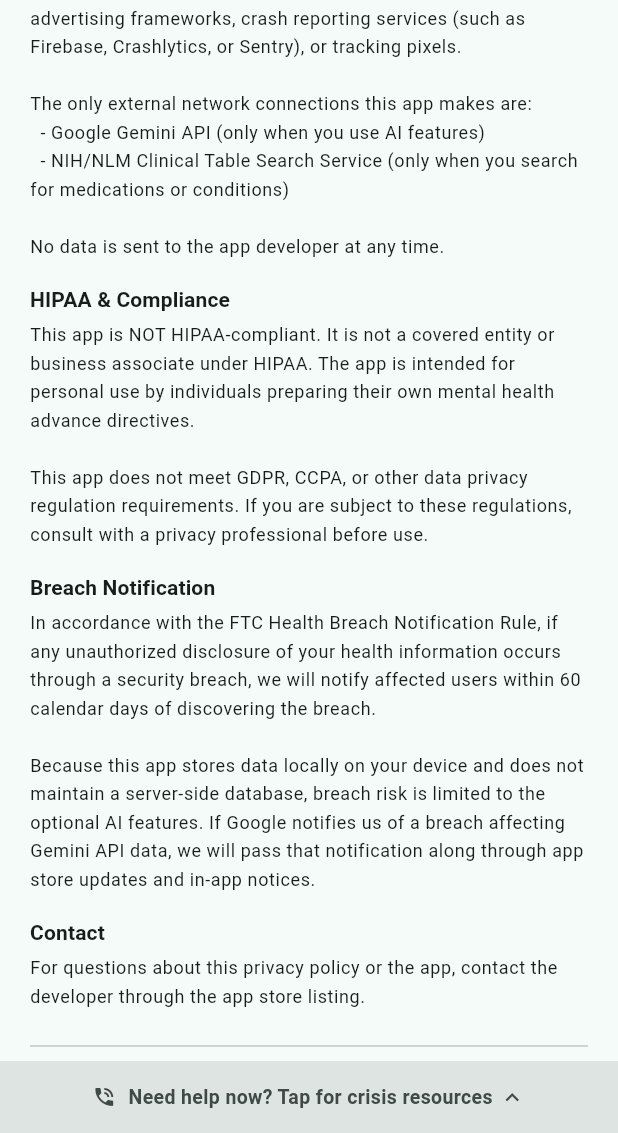
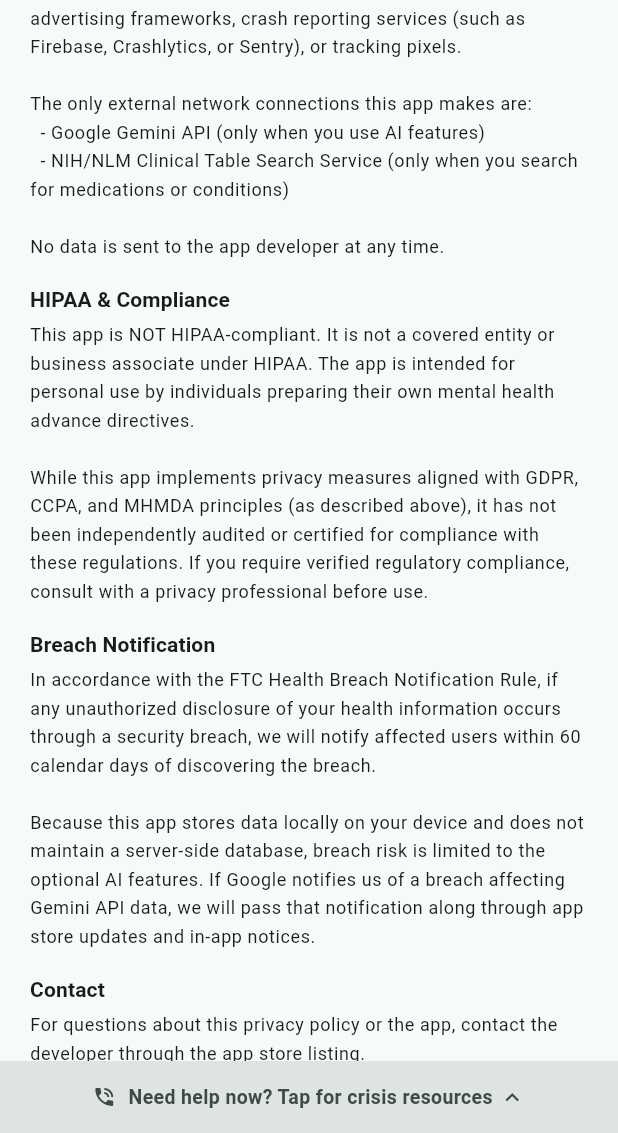
Before and after one commit to Onica5000/MHAD, a Flutter app: the PrivacyPolicyScreen screen opened by its route, scrolled down 2880 dp, on a phone screen of 412 x 824 dp, the part 103-1236 px from its top. Run offline on Flutter 3.47's test engine with Material 3 defaults, Android fonts, the phone set to English and light mode, and no system bars; our stand-ins replace drift, file_picker, flutter_contacts, flutter_local_notifications, flutter_riverpod, flutter_secure_storage and 11 more; missing offline and left inert: ndef_record, nfc_manager, safe_device, sqlcipher_flutter_libs, sqlite3; accounts and stored records are empty; generated files the repository leaves out were written again.

Commit message:
Fix privacy policy contradictions for Gemini data retention and compliance
- Change Gemini free tier data retention from "up to 30 days" to
  "indefinitely (no automatic expiration)" to match the Gemini Free Tier
  section and actual Google policy
- Reword HIPAA & Compliance section to stop contradicting the GDPR and
  CCPA/MHMDA sections above it — now acknowledges implemented measures
  while noting lack of independent audit/certification

https://claude.ai/code/session_01DCBtY4VGpDDTCsjSgtc1E3

```diff
--- a/lib/ui/settings/privacy_policy_screen.dart
+++ b/lib/ui/settings/privacy_policy_screen.dart
@@ -76,7 +76,7 @@ class PrivacyPolicyScreen extends StatelessWidget {
                   'On the free tier, Google may:\n'
                   '  - Use your input/output data to improve their products\n'
                   '  - Allow human reviewers to read your inputs and outputs\n'
-                  '  - Retain data for up to 30 days\n\n'
+                  '  - Retain data indefinitely (no automatic expiration)\n\n'
                   'The app strips common personally identifiable information '
                   '(SSNs, phone numbers, emails, dates of birth, addresses, '
                   'names) before sending data to Google, but this is a '
@@ -230,9 +230,12 @@ class PrivacyPolicyScreen extends StatelessWidget {
                   'or business associate under HIPAA. The app is intended for '
                   'personal use by individuals preparing their own mental '
                   'health advance directives.\n\n'
-                  'This app does not meet GDPR, CCPA, or other data privacy '
-                  'regulation requirements. If you are subject to these '
-                  'regulations, consult with a privacy professional before use.',
+                  'While this app implements privacy measures aligned with '
+                  'GDPR, CCPA, and MHMDA principles (as described above), it '
+                  'has not been independently audited or certified for '
+                  'compliance with these regulations. If you require verified '
+                  'regulatory compliance, consult with a privacy professional '
+                  'before use.',
               headingStyle: headingStyle,
               bodyStyle: bodyStyle,
             ),
```
